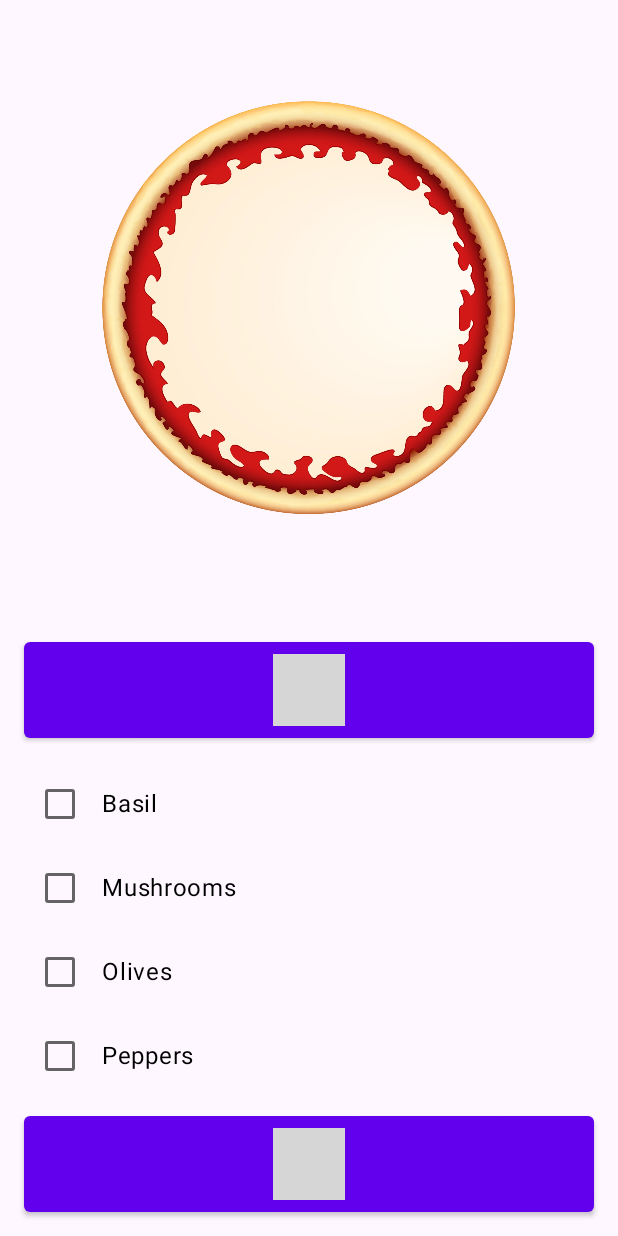
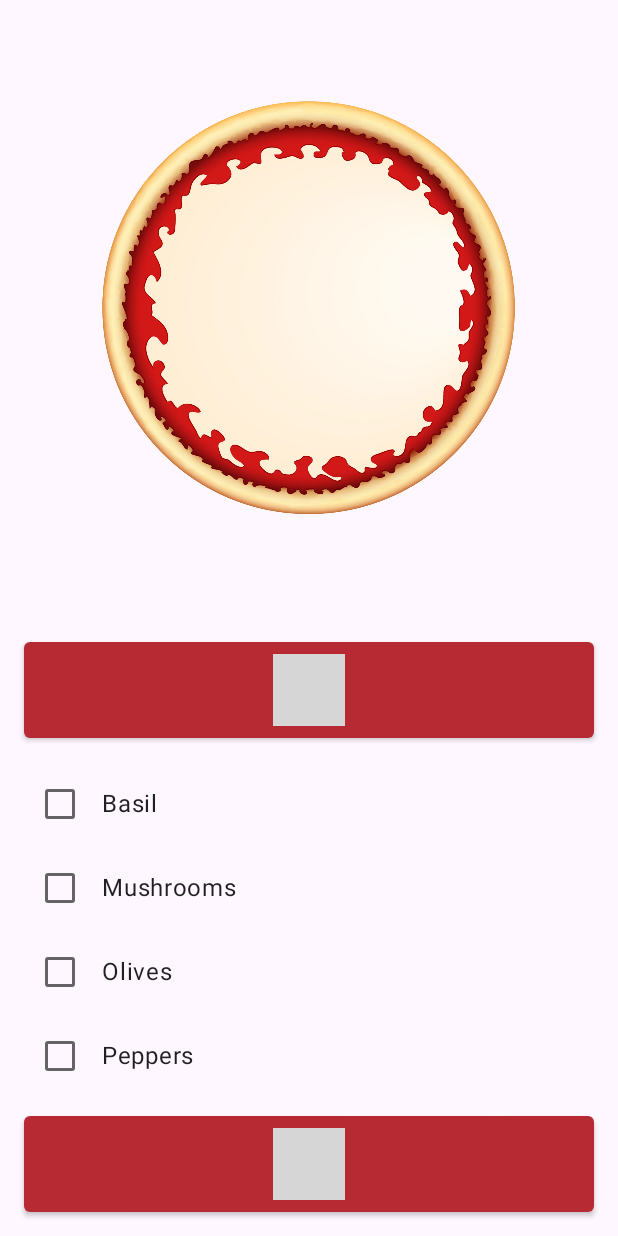
Before and after one commit to yashwanthgajji/BNR-AD-CodaPizza, an Android app built with Jetpack Compose: the screen it shows after launch (MainActivity), on a phone screen of 412 x 824 dp. Run offline under Robolectric (Android 15) with nearby library versions, the phone set to English and light mode, and no system bars; 2 statements that could not run were skipped; grey boxes are pictures that could not be loaded.

```diff
--- a/app/src/main/java/com/yash/android/bnr/codapizza/MainActivity.kt
+++ b/app/src/main/java/com/yash/android/bnr/codapizza/MainActivity.kt
@@ -3,13 +3,16 @@ package com.yash.android.bnr.codapizza
 import android.os.Bundle
 import androidx.activity.compose.setContent
 import androidx.appcompat.app.AppCompatActivity
+import com.yash.android.bnr.codapizza.ui.AppTheme
 import com.yash.android.bnr.codapizza.ui.PizzaBuilderScreen
 
 class MainActivity : AppCompatActivity() {
     override fun onCreate(savedInstanceState: Bundle?) {
         super.onCreate(savedInstanceState)
         setContent {
-            PizzaBuilderScreen()
+            AppTheme {
+                PizzaBuilderScreen()
+            }
         }
     }
 }
--- /dev/null
+++ b/app/src/main/java/com/yash/android/bnr/codapizza/ui/AppTheme.kt
@@ -0,0 +1,22 @@
+package com.yash.android.bnr.codapizza.ui
+
+import androidx.compose.material.MaterialTheme
+import androidx.compose.material.lightColors
+import androidx.compose.runtime.Composable
+import androidx.compose.ui.graphics.Color
+
+@Composable
+fun AppTheme(
+    content: @Composable () -> Unit
+) {
+    MaterialTheme(
+        colors = lightColors(
+            primary = Color(0xFFB72A33),
+            primaryVariant = Color(0xFFA6262E),
+            secondary = Color(0xFF03C4DD),
+            secondaryVariant = Color(0xFF03B2C9),
+        )
+    ){
+        content()
+    }
+}
```
